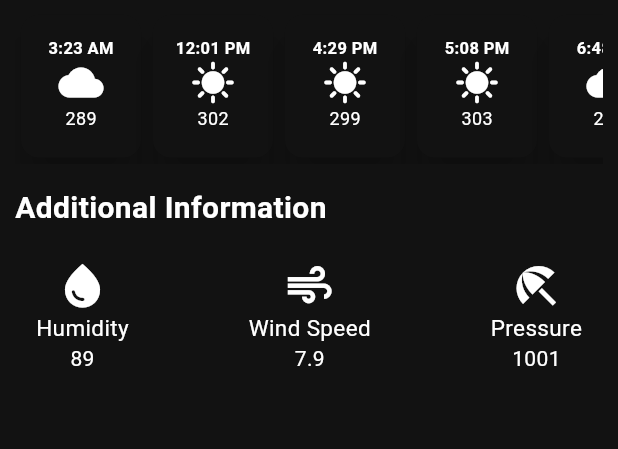
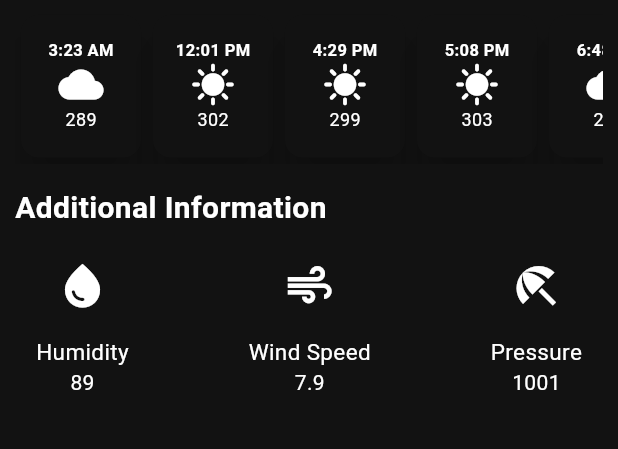
Before and after one commit to MdSohidUllahChowdhury/Check-Weather, a Flutter app: the screen it shows after launch, on a phone screen of 412 x 824 dp, the part 429-878 px from its top. Run offline on Flutter 3.47's test engine with Material 3 defaults, Android fonts, the phone set to English and light mode, and no system bars; our stand-ins replace flutter_screenutil.

Commit message:
some changes

```diff
--- a/analysis_options.yaml
+++ b/analysis_options.yaml
@@ -7,7 +7,7 @@
 
 # The following line activates a set of recommended lints for Flutter apps,
 # packages, and plugins designed to encourage good coding practices.
-#include: package:flutter_lints/flutter.yaml
+include: package:flutter_lints/flutter.yaml
 
 linter:
   # The lint rules applied to this project can be customized in the
--- a/lib/addi_info.dart
+++ b/lib/addi_info.dart
@@ -1,5 +1,5 @@
 import 'package:flutter/material.dart';
-
+// ignore: camel_case_types
 class Additional_Information extends StatelessWidget {
 
   final IconData icon;
@@ -17,26 +17,25 @@ class Additional_Information extends StatelessWidget {
   @override
   Widget build(BuildContext context) {
     return Padding(
-      padding:  EdgeInsets.all(14.0),
-      child: Container(
+      padding:  const EdgeInsets.all(14.0),
       child: Column(
         children: [
           Icon(
             icon,
             size: 35,
           ),
+          const Divider(),
           Text(
             textInfo,
-              style: TextStyle(
+            style: const TextStyle(
               fontSize: 15,
             ),
           ),
           Text(
             number,
-              style: TextStyle(fontSize: 14),
+            style: const TextStyle(fontSize: 14),
           )
         ],
-        ),
       ),
     );
   }
--- a/lib/main.dart
+++ b/lib/main.dart
@@ -1,4 +1,3 @@
-// ignore_for_file: prefer_const_constructors, dead_code
 import 'package:flutter/material.dart';
 import 'package:flutter_screenutil/flutter_screenutil.dart';
 import 'package:weather_app/weather.dart';
@@ -13,12 +12,12 @@ class MyApp extends StatelessWidget {
     return ScreenUtilInit(
      builder: (context, child) => MaterialApp(
         debugShowCheckedModeBanner: false,
-        home:WeatherScreen() ,
+        home:const WeatherScreen() ,
         theme: ThemeData(
-          colorScheme: ColorScheme.dark()
+          colorScheme: const ColorScheme.dark()
         ),
       ),
-      designSize: Size(360, 640),
+      designSize: const Size(360, 640),
     );
   }
 }
--- a/lib/weather.dart
+++ b/lib/weather.dart
@@ -16,10 +16,14 @@ class _WeatherScreenState extends State<WeatherScreen> {
   Widget build(BuildContext context) {
     return Scaffold(
         appBar: AppBar(
-          title: Text('Weather App',style: TextStyle(fontWeight: FontWeight.bold),),
+
+          title: const Text('Weather App',
+          style: TextStyle(fontWeight: FontWeight.bold),),
           centerTitle: true,
+
           actions: [
-            IconButton(onPressed: (){}, icon: Icon(Icons.refresh)),
+            IconButton(onPressed: (){},
+             icon: const Icon(Icons.refresh)),
           ],
         ),
 
@@ -38,19 +42,19 @@ class _WeatherScreenState extends State<WeatherScreen> {
                 borderRadius: BorderRadius.circular(16)),
 
                   child:
-                  Container(
+                  SizedBox(
                   width: double.infinity,
 
                   child:
                   ClipRRect(
-                    borderRadius: BorderRadius.all(Radius.circular(16)),
+                    borderRadius: const BorderRadius.all(Radius.circular(16)),
 
                   child:
                      BackdropFilter(
                       filter: ImageFilter.blur(sigmaX: 10,sigmaY: 10),
 
-                    child: Padding(
-                        padding: const EdgeInsets.all(16.0),
+                  child: const Padding(
+                        padding: EdgeInsets.all(16.0),
 
                   child:
                        Column(
@@ -61,9 +65,7 @@ class _WeatherScreenState extends State<WeatherScreen> {
                               fontSize: 32,
                               fontWeight: FontWeight.bold),
                               ),
-
                             Icon(Icons.cloud,size: 64,),
-
                             Text('Rain',style: TextStyle(fontSize: 18),)
                           ],
                         ),
@@ -72,9 +74,9 @@ class _WeatherScreenState extends State<WeatherScreen> {
                   ),
                 ),
               ),
-              SizedBox(height: 15,),
+              const SizedBox(height: 15,),
 
-                  Align(
+              const Align(
                   alignment: Alignment.centerLeft,
                     child: Text('Weather Forecast',
                     style: TextStyle(fontSize: 20,
@@ -82,9 +84,9 @@ class _WeatherScreenState extends State<WeatherScreen> {
                     ),
                     ),
                     ),
-                  SizedBox(height: 6,),
+              const SizedBox(height: 6,),
 
-                SingleChildScrollView(
+              const SingleChildScrollView(
                 scrollDirection: Axis.horizontal,
                    child: Row(
                       children: [
@@ -98,17 +100,17 @@ class _WeatherScreenState extends State<WeatherScreen> {
                       ],
                     ),
                  ),
-                 SizedBox(height: 15,),
+                 const SizedBox(height: 15,),
 
-                  Align(
+                  const Align(
                   alignment: Alignment.centerLeft,
                     child: Text('Additional Information',
                     style: TextStyle(fontSize: 20,
                     fontWeight: FontWeight.bold),),
                   ),
-                  SizedBox(height: 6,),
+                  const SizedBox(height: 6,),
 
-                  Row(
+                  const Row(
                     mainAxisAlignment: MainAxisAlignment.spaceBetween,
                     children: [
                       Additional_Information(
@@ -130,8 +132,6 @@ class _WeatherScreenState extends State<WeatherScreen> {
                           ),
                 ],
               )
-
-
             ],
           ),
        ),
--- a/lib/weather_forecasr.dart
+++ b/lib/weather_forecasr.dart
@@ -12,19 +12,18 @@ class Forecast extends StatelessWidget {
     return Card(
       elevation: 10,
       child: Container(
-        //5
         height: 95,
         width: 80,
-        decoration: BoxDecoration(
+        decoration: const BoxDecoration(
           borderRadius: BorderRadius.all(Radius.circular(12)),
         ),
         child: Padding(
-          padding: const EdgeInsets.all(14.0),
+          padding: const EdgeInsets.all(15.0),
           child: Column(
             children: [
               Text(
                 time,
-                style: TextStyle(fontSize: 11, fontWeight: FontWeight.bold),
+                style: const TextStyle(fontSize: 11, fontWeight: FontWeight.bold),
               ),
               Icon(
                 icon,
@@ -32,7 +31,7 @@ class Forecast extends StatelessWidget {
               ),
               Text(
                 farenhite ,
-                style: TextStyle(fontSize: 12),
+                style: const TextStyle(fontSize: 12),
               )
             ],
           ),
```
Lines whose indentation alone changed are shown as unchanged.
